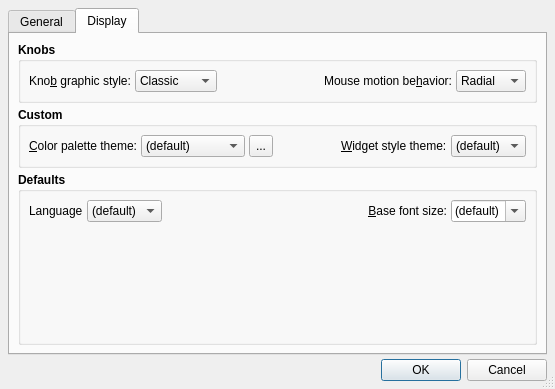
First picture: the form in src/qsynthOptionsForm.ui, repository rncbc/qsynth, before the edit.
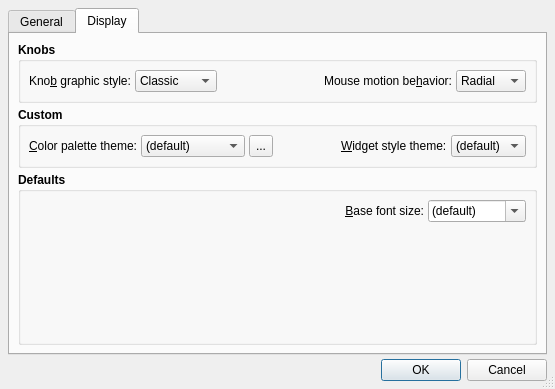
Second picture: the form after the edit. The open tabs and pages were chosen to show the change. Icons and pictures are not drawn.

Commit message: - Regression to the option to change the UI language translation,   which was percluding the whole translations/localization effort   (probably since its inception on v0.9.6).

The edit to the form file:
```diff
--- a/src/qsynthOptionsForm.ui
+++ b/src/qsynthOptionsForm.ui
@@ -763,38 +763,7 @@
           <bool>true</bool>
          </property>
          <layout class="QGridLayout">
-          <item row="0" column="0">
-           <widget class="QLabel" name="DefaultLanguageTextLabel">
-            <property name="font">
-             <font>
-              <weight>50</weight>
-              <bold>false</bold>
-             </font>
-            </property>
-            <property name="text">
-             <string>Language</string>
-            </property>
-            <property name="buddy">
-             <cstring>DefaultLanguageComboBox</cstring>
-            </property>
-           </widget>
-          </item>
-          <item row="0" column="1">
-           <widget class="QComboBox" name="DefaultLanguageComboBox">
-            <property name="font">
-             <font>
-              <weight>50</weight>
-              <bold>false</bold>
-             </font>
-            </property>
-            <item>
-             <property name="text">
-              <string>(default)</string>
-             </property>
-            </item>
-           </widget>
-          </item>
-          <item row="0" column="2">
+          <item row="0" column="0" colspan="3">
            <spacer>
             <property name="orientation">
              <enum>Qt::Horizontal</enum>
```
Left out of the diff: 2 changed lines with no effect on the pictures. The commit also changes 7 other files.
